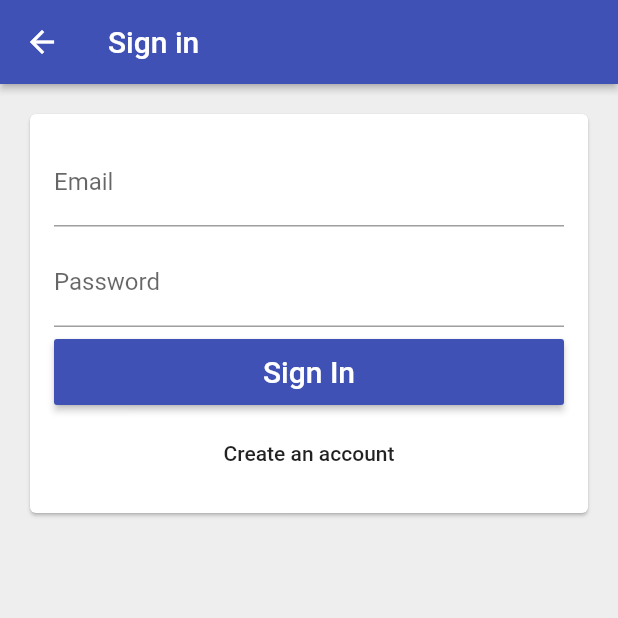
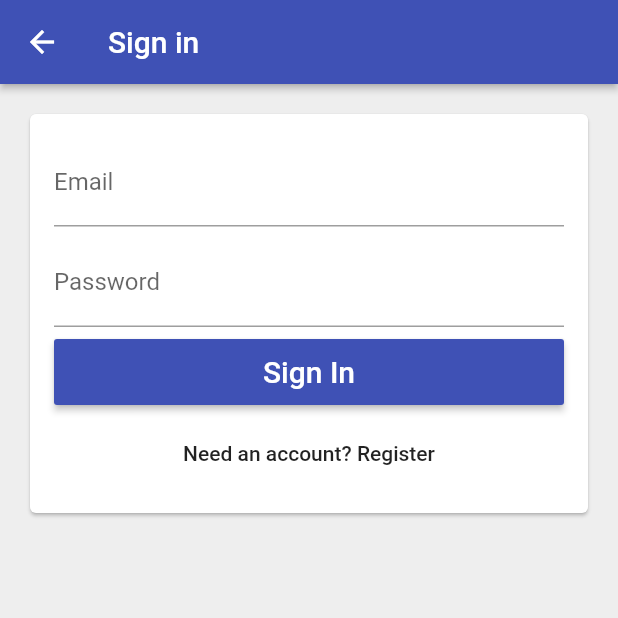
Before and after one commit to moti0375/time_tracker_flutter_course, a Flutter app: the EmailSignInPage screen opened directly, after a tap on "Sign In", on a phone screen of 412 x 824 dp, the top half of it. Run offline on Flutter 3.47's test engine with Material 2 defaults, Android fonts, the phone set to English and light mode, and no system bars; our stand-ins replace firebase_auth, google_sign_in; missing offline and left inert: flutter_facebook_login; accounts and stored records are empty.

Commit message:
Form state logic

```diff
--- a/lib/pages/email_sign_in/email_sign_in_form.dart
+++ b/lib/pages/email_sign_in/email_sign_in_form.dart
@@ -1,10 +1,9 @@
 import 'package:flutter/material.dart';
 import 'package:time_tracker_flutter_course/common_widgets/form_submit_button.dart';
 
-
+enum EmailSignInFromType { signIn, register }
 
 class EmailSignInForm extends StatefulWidget {
-
   @override
   _EmailSignInFormState createState() => _EmailSignInFormState();
 }
@@ -13,11 +12,28 @@ class _EmailSignInFormState extends State<EmailSignInForm> {
   final TextEditingController _emailController = TextEditingController();
   final TextEditingController _passwordController = TextEditingController();
 
-  void _submit(){
-    print("email: ${_emailController.text}, password: ${_passwordController.text}");
+  EmailSignInFromType _formType = EmailSignInFromType.signIn;
+
+  void _submit() {
+    print(
+        "email: ${_emailController.text}, password: ${_passwordController.text}");
+  }
+
+  void _toggleFormType() {
+    setState(() {
+      _formType = _formType == EmailSignInFromType.signIn ? EmailSignInFromType.register : EmailSignInFromType.signIn;
+      _emailController.clear();
+      _passwordController.clear();
+    });
   }
 
   List<Widget> _buildChildren() {
+    final String _primaryText = _formType == EmailSignInFromType.signIn
+        ? 'Sign In'
+        : 'Create an account';
+    final String _secondaryText = _formType == EmailSignInFromType.signIn
+        ? 'Need an account? Register'
+        : 'Have an account? Sign in';
     return [
       TextField(
         controller: _emailController,
@@ -36,13 +52,13 @@ class _EmailSignInFormState extends State<EmailSignInForm> {
       ),
       SizedBox(height: 8),
       FormSubmitButton(
-        text: "Sign In",
+        text: _primaryText,
         onPressed: _submit,
       ),
       SizedBox(height: 8),
       FlatButton(
-        child: Text("Create an account"),
-        onPressed: () {},
+        child: Text(_secondaryText),
+        onPressed: _toggleFormType,
       )
     ];
   }
```
